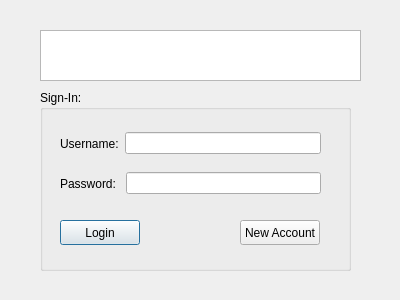
Above: EuroTrip/login.ui from dal07065/European-Vacation before the change. Below: the same form after it.
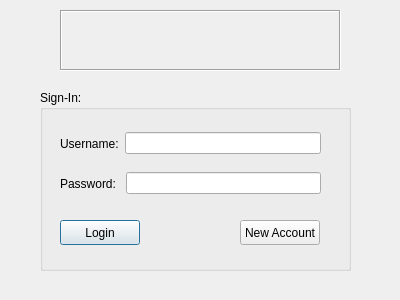
That is the form after the change. Icons and pictures are not drawn.

```diff
--- a/EuroTrip/login.ui
+++ b/EuroTrip/login.ui
@@ -13,16 +13,6 @@
   <property name="windowTitle">
    <string>Dialog</string>
   </property>
-  <widget class="QGraphicsView" name="Logo">
-   <property name="geometry">
-    <rect>
-     <x>40</x>
-     <y>30</y>
-     <width>321</width>
-     <height>51</height>
-    </rect>
-   </property>
-  </widget>
   <widget class="QGroupBox" name="groupBox">
    <property name="geometry">
     <rect>
@@ -110,6 +100,31 @@
     </property>
    </widget>
   </widget>
+  <widget class="QLabel" name="label_3">
+   <property name="geometry">
+    <rect>
+     <x>60</x>
+     <y>10</y>
+     <width>281</width>
+     <height>61</height>
+    </rect>
+   </property>
+   <property name="frameShape">
+    <enum>QFrame::Box</enum>
+   </property>
+   <property name="frameShadow">
+    <enum>QFrame::Sunken</enum>
+   </property>
+   <property name="text">
+    <string/>
+   </property>
+   <property name="pixmap">
+    <pixmap>img/Memory_Leak_Logo.png</pixmap>
+   </property>
+   <property name="scaledContents">
+    <bool>true</bool>
+   </property>
+  </widget>
  </widget>
  <resources/>
  <connections/>
```
